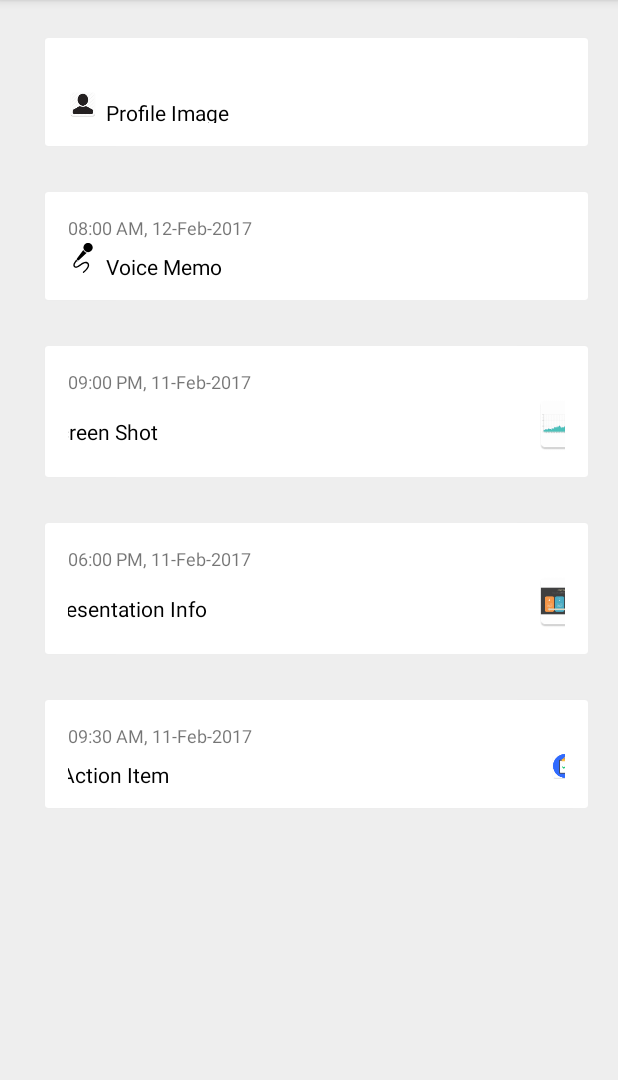
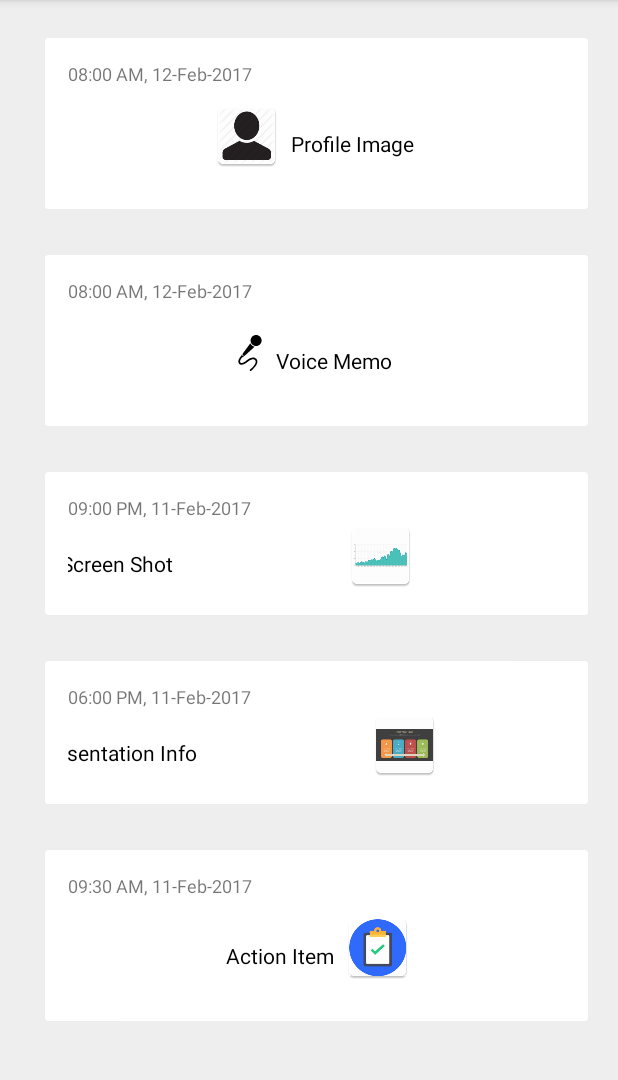
Before and after one commit to navadavuluri/timeline, an Android app: the TimeLineActivity screen opened directly, with no data from a screen before it, on a phone screen of 412 x 824 dp, the part 84-1164 px from its top. Run offline under Robolectric (Android 15) with nearby library versions, the phone set to English and light mode, and no system bars; our stand-ins replace ButterKnife; 14 statements that could not run were skipped.

Commit message:
small changes

```diff
--- a/app/src/main/java/com/github/vipulasri/timeline/TimeLineActivity.java
+++ b/app/src/main/java/com/github/vipulasri/timeline/TimeLineActivity.java
@@ -49,7 +49,7 @@ public class TimeLineActivity extends AppCompatActivity {
     }
 
     private void setDataListItems(){
-        mDataList.add(new TimeLineModel("Profile Image", "", MESSAGE_TYPE.PROFILE_ITEM, R.mipmap.profile_icon, -1));
+        mDataList.add(new TimeLineModel("Profile Image", "2017-02-12 08:00", MESSAGE_TYPE.PROFILE_ITEM, R.mipmap.profile_icon, -1));
         mDataList.add(new TimeLineModel("Voice Memo", "2017-02-12 08:00", MESSAGE_TYPE.VOICE_MEMO, R.drawable.voice_memo_icon, -1));
         mDataList.add(new TimeLineModel("Screen Shot", "2017-02-11 21:00", MESSAGE_TYPE.SCREEN_SHOT, -1, R.mipmap.screenshot_icon));
         mDataList.add(new TimeLineModel("Presentation Info", "2017-02-11 18:00", MESSAGE_TYPE.PRESENTATION_INFO, -1, R.mipmap.screenshot_icon));
--- a/app/src/main/java/com/github/vipulasri/timeline/TimeLineAdapter.java
+++ b/app/src/main/java/com/github/vipulasri/timeline/TimeLineAdapter.java
@@ -49,36 +49,31 @@ public class TimeLineAdapter extends RecyclerView.Adapter<TimeLineViewHolder> {
             case PROFILE_ITEM:
                 holder.mLeftImage.setImageResource(R.mipmap.profile_icon);
                 holder.mLeftImage.requestLayout();
-                holder.mLeftImage.getLayoutParams().height = 30;
-                holder.mLeftImage.getLayoutParams().width = 30;
+                holder.mLeftImage.getLayoutParams().height = 100;
                 holder.mRightImage.setVisibility(GONE);
                 break;
             case ACTION_ITEM:
                 holder.mRightImage.setImageResource(R.mipmap.action_item_icon);
                 holder.mRightImage.requestLayout();
-                holder.mRightImage.getLayoutParams().height = 30;
-                holder.mRightImage.getLayoutParams().width = 30;
+                holder.mRightImage.getLayoutParams().height = 100;
                 holder.mLeftImage.setVisibility(GONE);
                 break;
             case VOICE_MEMO:
                 holder.mLeftImage.setImageResource(R.drawable.voice_memo_icon);
                 holder.mLeftImage.requestLayout();
-                holder.mLeftImage.getLayoutParams().height = 30;
-                holder.mLeftImage.getLayoutParams().width = 30;
+                holder.mLeftImage.getLayoutParams().height = 100;
                 holder.mRightImage.setVisibility(GONE);
                 break;
             case SCREEN_SHOT:
                 holder.mRightImage.setImageResource(R.mipmap.screenshot_icon);
                 holder.mRightImage.requestLayout();
-                holder.mRightImage.getLayoutParams().height = 60;
-                holder.mRightImage.getLayoutParams().width = 60;
+                holder.mRightImage.getLayoutParams().width = 400;
                 holder.mLeftImage.setVisibility(GONE);
                 break;
             case PRESENTATION_INFO:
                 holder.mRightImage.setImageResource(R.mipmap.presentation_icon);
                 holder.mRightImage.requestLayout();
-                holder.mRightImage.getLayoutParams().height = 60;
-                holder.mRightImage.getLayoutParams().width = 60;
+                holder.mRightImage.getLayoutParams().width = 400;
                 holder.mLeftImage.setVisibility(GONE);
                 break;
             default: break;
--- a/app/src/main/res/layout/item_timeline.xml
+++ b/app/src/main/res/layout/item_timeline.xml
@@ -53,13 +53,13 @@
 
                 <android.support.v7.widget.AppCompatTextView
                     android:id="@+id/text_timeline_title"
-                    android:layout_width="match_parent"
+                    android:layout_width="wrap_content"
                     android:layout_height="wrap_content"
                     android:layout_marginTop="5dp"
                     android:paddingLeft="5dp"
                     android:paddingRight="5dp"
                     android:textColor="@android:color/black"
-                    tools:text="Steve Smith joined the call"/>
+                    tools:text="Steve Smith joined the call" />
 
                 <ImageView android:id="@+id/right_img"
                     android:layout_width="wrap_content"
```
